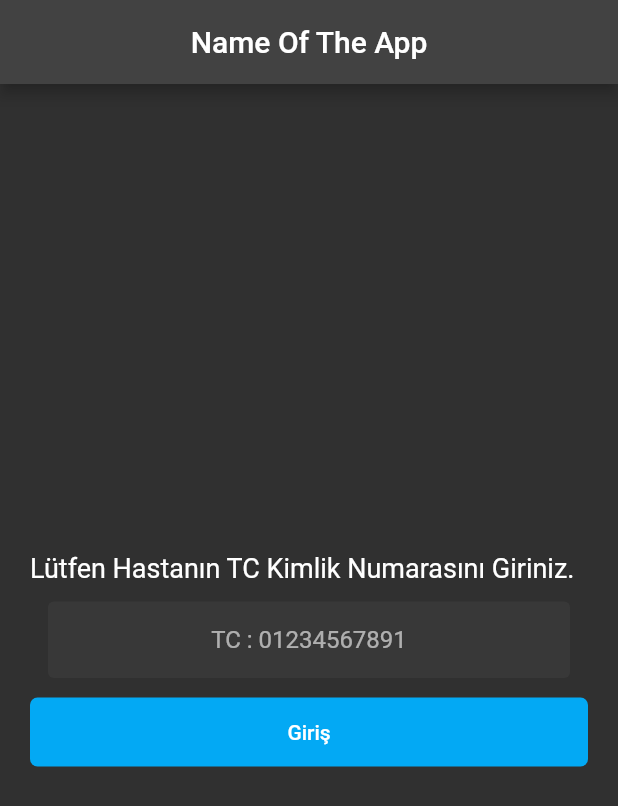
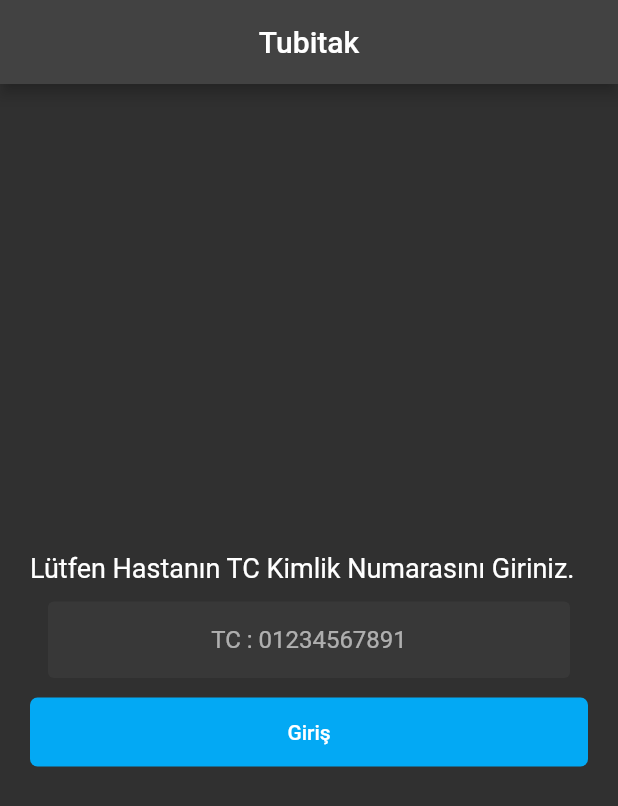
Before and after one commit to akglali/tubitakFlutter, a Flutter app: the screen it shows after launch, on a phone screen of 412 x 824 dp. Shown: the top 806 px of the screen. Run offline on Flutter 3.47's test engine with Material 2 defaults, Android fonts, the phone set to English and light mode, and no system bars; our stand-ins replace flutter_secure_storage, flutter_spinkit, shared_preferences; missing offline and left inert: beacons_plugin.

Commit message:
Some fixes are added

```diff
--- a/lib/components/input_widget.dart
+++ b/lib/components/input_widget.dart
@@ -1,16 +1,17 @@
 import 'package:flutter/material.dart';
 
 class InputWidget extends StatelessWidget {
-  const InputWidget(
+  InputWidget(
       {required this.controller,
       required this.hint,
-      this.keyboardType = TextInputType.none,
+      this.keyboardType = TextInputType.text,
       this.color = const Color(0xFF383838)});
 
   final TextEditingController controller;
   final String hint;
   final TextInputType keyboardType;
   final Color color;
+
 
   @override
   Widget build(BuildContext context) {
--- a/lib/http_service/auth_service.dart
+++ b/lib/http_service/auth_service.dart
@@ -1,12 +1,13 @@
 import 'dart:convert';
 
-import 'package:first_project_flutter/utils/secure_storage.dart';
+
+import 'package:Tubitak/utils/secure_storage.dart';
 import 'package:http/http.dart' as http;
 import 'package:shared_preferences/shared_preferences.dart';
 
 class LoginService {
   String patientTc;
-  String domain = 'http://192.168.43.56:8000/';
+  String domain = 'http://172.20.10.2:8000/';
 
   LoginService({required this.patientTc});
 
@@ -27,10 +28,5 @@ class LoginService {
     return [uuid, patientName, patientTc];
   }
 
-  Future<List<String>> getPatientName(String uuid) async {
-    var url = Uri.parse('${domain}patient/get_patient_name');
-    var response = await http.get(url, headers: {"uuid": uuid});
-    var body = jsonDecode(response.body);
-    return body["patientName"];
-  }
+
 }
--- a/lib/main.dart
+++ b/lib/main.dart
@@ -1,5 +1,5 @@
-import 'package:first_project_flutter/screens/send_data.dart';
-import 'package:first_project_flutter/utils/secure_storage.dart';
+import 'package:Tubitak/screens/send_data.dart';
+import 'package:Tubitak/utils/secure_storage.dart';
 import 'package:flutter/material.dart';
 import 'package:flutter_spinkit/flutter_spinkit.dart';
 import 'screens/home_page.dart';
@@ -18,12 +18,14 @@ class MyApp extends StatefulWidget {
 class _MyAppState extends State<MyApp> {
   bool isLoading = true;
   bool isLoggedIn = false;
-  String uuid='';
+  String uuid = '';
+
   @override
   void initState() {
     _startApp();
     super.initState();
   }
+
   Future<void> _startApp() async {
     String? uuid = await SecureStorage().readKey('uuid');
     await Future.delayed(Duration(seconds: 1));
@@ -47,13 +49,17 @@ class _MyAppState extends State<MyApp> {
       theme: ThemeData.dark(),
       home: isLoading
           ? Scaffold(
-              body: Center(child: SpinKitSpinningLines(
-                color: Colors.white,
-                size: 100,
-
-              ),),
+              body: Center(
+                child: SpinKitSpinningLines(
+                  color: Colors.white,
+                  size: 100,
+                  duration: Duration(seconds: 2),
+                ),
+              ),
             )
-          : isLoggedIn ?  SendData(uuid: uuid):HomePage(title: 'Name Of The App') ,
+          : isLoggedIn
+              ? SendData(uuid: uuid)
+              : HomePage(title: 'Tubitak'),
     );
   }
 }
--- a/pubspec.yaml
+++ b/pubspec.yaml
@@ -1,4 +1,4 @@
-name: first_project_flutter
+name: Tubitak
 description: A new Flutter project.
 
 # The following line prevents the package from being accidentally published to
@@ -40,6 +40,7 @@ dependencies:
   intl: ^0.17.0
   shared_preferences: ^2.0.8
   flutter_spinkit: ^5.1.0
+  flutter_background_service: ^0.1.5
 dev_dependencies:
   flutter_test:
     sdk: flutter
```
Also changed, not shown: lib/http_service/data_service.dart (+21 -20 lines), lib/screens/home_page.dart (+3 -4 lines), lib/screens/send_data.dart (+11 -8 lines), pubspec.lock, 1 other file.
